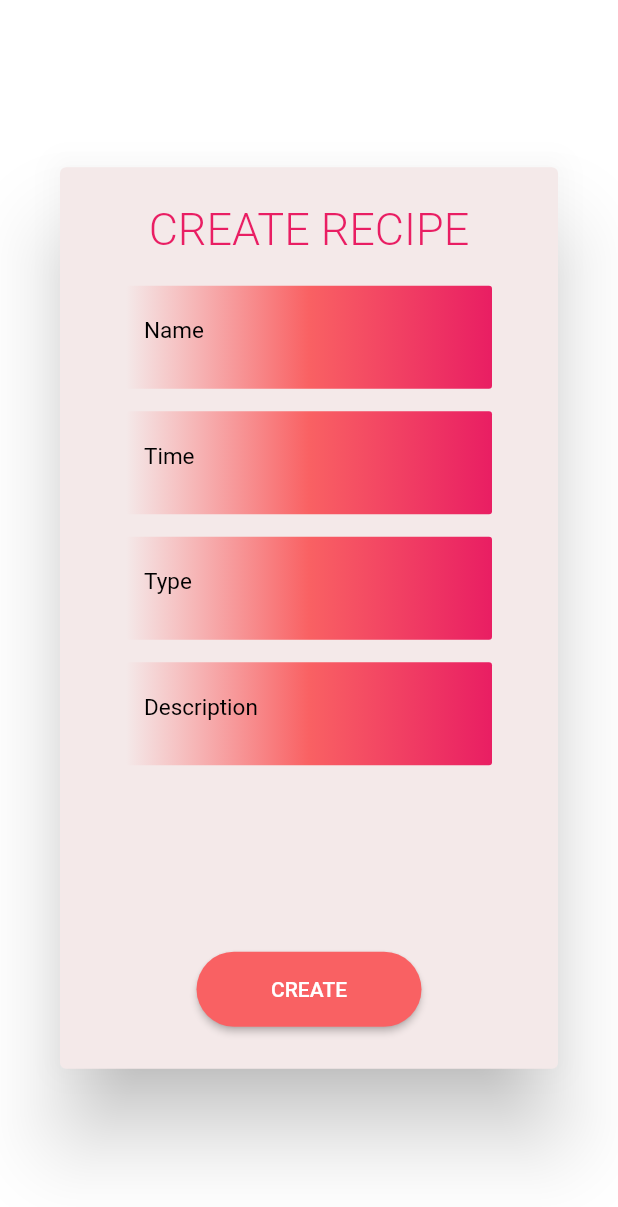
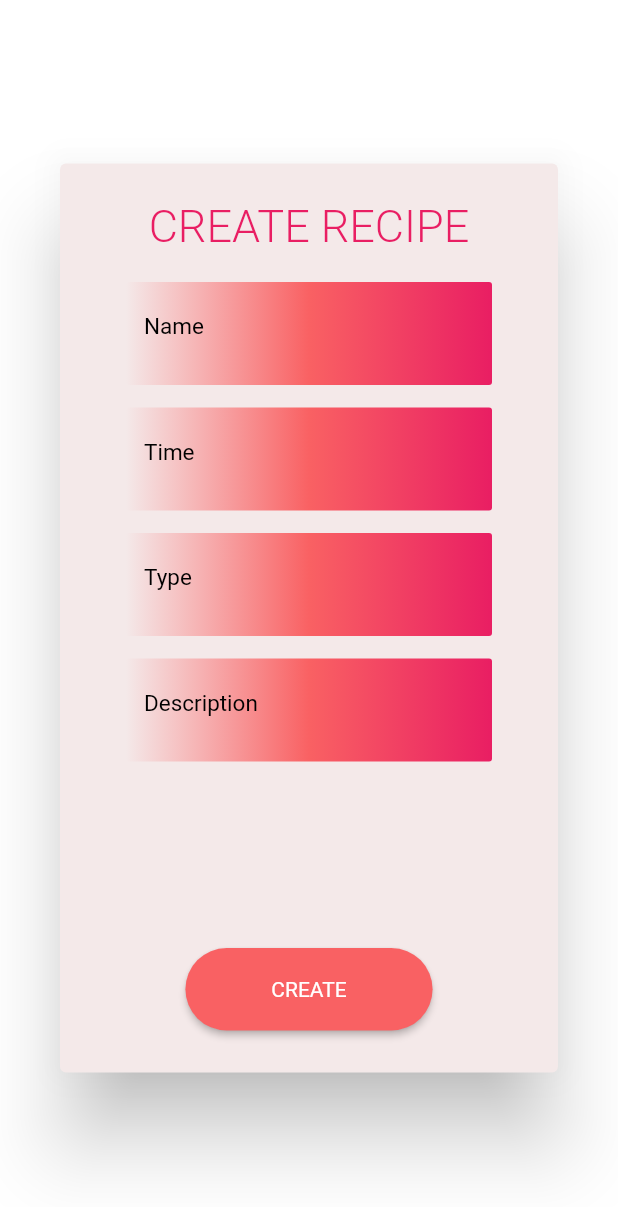
Before and after one commit to abdullahD00/recipe_app, a Flutter app: the screen it shows after launch, on a phone screen of 412 x 824 dp. Shown: the top 1207 px of the screen. Run offline on Flutter 3.47's test engine with Material 2 defaults, Android fonts, the phone set to English and light mode, and no system bars; our stand-ins replace dio, flutter_staggered_animations, internet_connection_checker, lottie.

Commit message:
create recipe and service update

```diff
--- a/lib/main.dart
+++ b/lib/main.dart
@@ -23,7 +23,7 @@ class MyApp extends StatelessWidget {
         //Screen Size Provider
         ChangeNotifierProvider<ScreenSize>(
           create: ((context) => ScreenSize()),
-        )
+        ),
       ],
       child: MaterialApp(
         title: 'Flutter Demo',
--- a/lib/product/widget/popup/create_recipe_popup.dart
+++ b/lib/product/widget/popup/create_recipe_popup.dart
@@ -9,7 +9,9 @@ import 'package:recipe/core/widget/textfield/gradient_textfield.dart';
 import 'package:recipe/product/enum/textfield_hinttext.dart';
 
 class CreateRecipePopUp extends StatelessWidget {
-  const CreateRecipePopUp({super.key});
+  const CreateRecipePopUp({
+    super.key,
+  });
 
   @override
   Widget build(BuildContext context) {
@@ -70,10 +72,20 @@ class CreateRecipePopUp extends StatelessWidget {
           children: [
             Center(
               child: GeneralButton(
-                onPressedFun: () {},
-                buttonWidget: const Text("CREATE"),
-                heightButton: 50.0,
-                widthButton: 150.0,
+                onPressedFun: () {
+                  //add
+                },
+                buttonWidget: Text(
+                  "CREATE",
+                  style: Theme.of(context).textTheme.button?.merge(
+                        TextStyle(
+                          color: RecipeColor.white,
+                          fontWeight: FontWeight.w400,
+                        ),
+                      ),
+                ),
+                heightButton: Provider.of<ScreenSize>(context).getHeight(context) / 15,
+                widthButton: Provider.of<ScreenSize>(context).getWidth(context) / 2.5,
               ),
             ),
           ],
```
Also changed, not shown: lib/product/widget/button/recipe_floatactionbutton.dart (+6 -10 lines), lib/product/widget/card/recipe_card.dart (+6 -1 lines), lib/view/home/Ingredient/service/ingredient_service.dart (+4 -11 lines).
